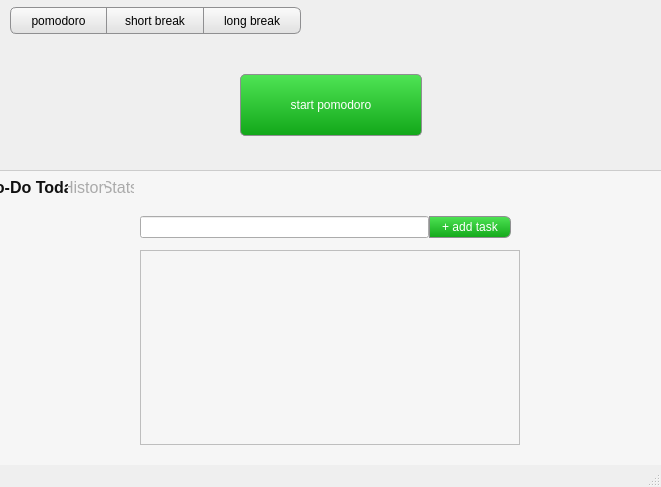
Old version of the form src/mainwindow.ui in the repository diegoponciano/Pomotimer.
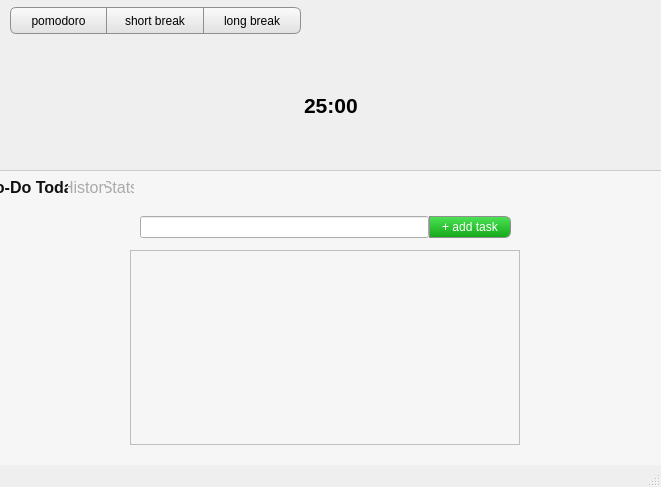
New version of the form.

Commit message: added play/stop buttons, and their respective events

The edit to the form file:
```diff
--- a/src/mainwindow.ui
+++ b/src/mainwindow.ui
@@ -135,42 +135,6 @@
      </rect>
     </property>
     <layout class="QGridLayout" name="StartGrid">
-     <item row="0" column="1">
-      <widget class="QPushButton" name="StartButton">
-       <property name="enabled">
-        <bool>true</bool>
-       </property>
-       <property name="sizePolicy">
-        <sizepolicy hsizetype="Minimum" vsizetype="Fixed">
-         <horstretch>0</horstretch>
-         <verstretch>0</verstretch>
-        </sizepolicy>
-       </property>
-       <property name="styleSheet">
-        <string notr="true">QPushButton {
-	border: 1px solid #8f8f91;
-	border-radius:5px;
-	background-color: qlineargradient(x1: 0, y1: 0, x2: 0, y2: 1,stop: 0 #4FE455, stop: 1 #12A719);
-	color:white;
-	min-width: 180px;
-	height:60px;
-	font-size:17px/20px;
-}
-QPushButton:hover {
-	background-color: qlineargradient(x1: 0, y1: 0, x2: 0, y2: 1,stop: 0 #3FF047, stop: 1 #15B91D);
-}</string>
-       </property>
-       <property name="text">
-        <string>start pomodoro</string>
-       </property>
-       <property name="iconSize">
-        <size>
-         <width>16</width>
-         <height>16</height>
-        </size>
-       </property>
-      </widget>
-     </item>
      <item row="0" column="0">
       <spacer name="LeftSpacer">
        <property name="orientation">
@@ -197,6 +161,20 @@
        </property>
       </spacer>
      </item>
+     <item row="0" column="1">
+      <widget class="QLabel" name="TimerLabel">
+       <property name="font">
+        <font>
+         <pointsize>16</pointsize>
+         <weight>75</weight>
+         <bold>true</bold>
+        </font>
+       </property>
+       <property name="text">
+        <string>25:00</string>
+       </property>
+      </widget>
+     </item>
     </layout>
    </widget>
    <widget class="QWidget" name="SummaryWidget" native="true">
@@ -315,9 +293,9 @@
       <widget class="QListWidget" name="listWidget">
        <property name="geometry">
         <rect>
-         <x>140</x>
+         <x>130</x>
          <y>56</y>
-         <width>380</width>
+         <width>390</width>
          <height>195</height>
         </rect>
        </property>
```
The commit also changes 1 other file.
